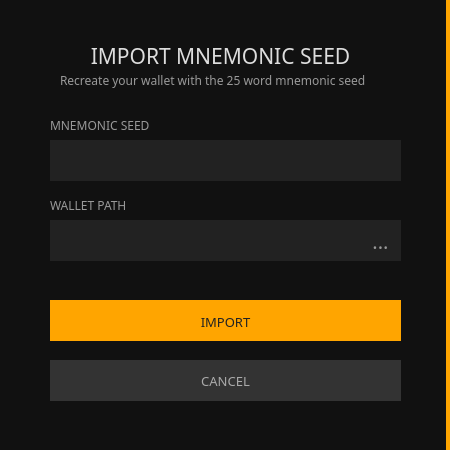
ConcealNetwork/conceal-desktop, file src/gui/ui/importseed.ui: the form before one commit.
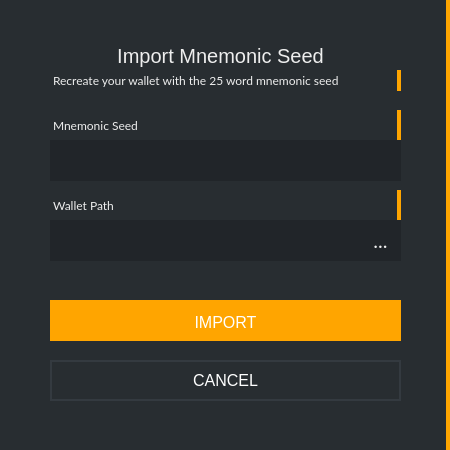
The form after the commit.

What changed in the file:
```diff
--- a/src/gui/ui/importseed.ui
+++ b/src/gui/ui/importseed.ui
@@ -14,7 +14,7 @@
    <string>Import :: Mnemonic Seed</string>
   </property>
   <property name="styleSheet">
-   <string notr="true">background-color: #111; color: #aaa; border: 0px;</string>
+   <string notr="true">background-color: #212529; color: #eee; border: 0px;</string>
   </property>
   <widget class="QGroupBox" name="groupBox">
    <property name="geometry">
@@ -26,7 +26,7 @@
     </rect>
    </property>
    <property name="styleSheet">
-    <string notr="true">background-color: #111; border-right: 4px solid orange;</string>
+    <string notr="true">background-color: #282d31; border-right: 4px solid orange;</string>
    </property>
    <property name="title">
     <string/>
@@ -34,21 +34,20 @@
    <widget class="QLabel" name="label_4">
     <property name="geometry">
      <rect>
-      <x>60</x>
+      <x>50</x>
       <y>70</y>
-      <width>331</width>
+      <width>351</width>
       <height>21</height>
      </rect>
     </property>
     <property name="font">
      <font>
-      <family>Poppins</family>
+      <family>Lato</family>
       <pointsize>9</pointsize>
      </font>
     </property>
     <property name="styleSheet">
-     <string notr="true">color: #999;
-border-right: 0px;</string>
+     <string notr="true">color: #eee;\nborder-right: 0px;\nfont-size: 12px;</string>
     </property>
     <property name="text">
      <string>Recreate your wallet with the 25 word mnemonic seed</string>
@@ -65,16 +64,16 @@
     </property>
     <property name="font">
      <font>
-      <family>Poppins</family>
-      <pointsize>16</pointsize>
+      <pointsize>-1</pointsize>
      </font>
     </property>
     <property name="styleSheet">
-     <string notr="true">color: #ddd;
-border-right: 0px;</string>
+     <string notr="true">color: #eee;
+border-right: 0px;
+font-size: 20px;</string>
     </property>
     <property name="text">
-     <string>IMPORT MNEMONIC SEED</string>
+     <string>Import Mnemonic Seed</string>
     </property>
     <property name="alignment">
      <set>Qt::AlignCenter</set>
@@ -85,22 +84,21 @@
      <rect>
       <x>50</x>
       <y>110</y>
-      <width>101</width>
+      <width>351</width>
       <height>31</height>
      </rect>
     </property>
     <property name="font">
      <font>
-      <family>Poppins</family>
+      <family>Lato</family>
       <pointsize>9</pointsize>
      </font>
     </property>
     <property name="styleSheet">
-     <string notr="true">color: #999;
-border-right: 0px;</string>
+     <string notr="true">color: #eee;\nborder-right: 0px;\nfont-size: 13px;</string>
     </property>
     <property name="text">
-     <string>MNEMONIC SEED</string>
+     <string>Mnemonic Seed</string>
     </property>
    </widget>
    <widget class="QLineEdit" name="m_seed">
@@ -120,12 +118,12 @@
     </property>
     <property name="font">
      <font>
-      <family>Poppins</family>
+      <family>Lato</family>
       <pointsize>9</pointsize>
      </font>
     </property>
     <property name="styleSheet">
-     <string notr="true">background-color: #222;
+     <string notr="true">background-color: #212529;
 border-right: 0px;
 color: #e5e5e5;
 padding: 5px;</string>
@@ -136,22 +134,21 @@
      <rect>
       <x>50</x>
       <y>190</y>
-      <width>91</width>
+      <width>351</width>
       <height>31</height>
      </rect>
     </property>
     <property name="font">
      <font>
-      <family>Poppins</family>
+      <family>Lato</family>
       <pointsize>9</pointsize>
      </font>
     </property>
     <property name="styleSheet">
-     <string notr="true">color: #999;
-border-right: 0px;</string>
+     <string notr="true">color: #eee;\nborder-right: 0px;\nfont-size: 13px;</string>
     </property>
     <property name="text">
-     <string>WALLET PATH</string>
+     <string>Wallet Path</string>
     </property>
    </widget>
    <widget class="QLineEdit" name="m_pathEdit">
@@ -171,12 +168,12 @@
     </property>
     <property name="font">
      <font>
-      <family>Poppins</family>
+      <family>Lato</family>
       <pointsize>9</pointsize>
      </font>
     </property>
     <property name="styleSheet">
-     <string notr="true">background-color: #222;
+     <string notr="true">background-color: #212529;
 border-right: 0px;
 color: #e5e5e5;
 padding: 5px;
@@ -200,13 +197,13 @@
     </property>
     <property name="font">
      <font>
-      <family>Poppins</family>
-      <pointsize>10</pointsize>
+      <pointsize>-1</pointsize>
      </font>
     </property>
     <property name="styleSheet">
-     <string notr="true">color: #222; background-color: orange; border-top: 3px solid orange;
-border-right: 0px;</string>
+     <string notr="true">color: white; background-color: orange; border-top: 3px solid orange;
+border-right: 0px;
+font-size: 16px;</string>
     </property>
     <property name="text">
      <string>IMPORT</string>
@@ -229,13 +226,11 @@
     </property>
     <property name="font">
      <font>
-      <family>Poppins</family>
-      <pointsize>10</pointsize>
+      <pointsize>-1</pointsize>
      </font>
     </property>
     <property name="styleSheet">
-     <string notr="true">color: #aaa; background-color: #333; 
-border-right: 0px;</string>
+     <string notr="true">color: white; border: 2px solid #343a40; font-size: 16px; background-color: #21259;</string>
     </property>
     <property name="text">
      <string>CANCEL</string>
@@ -252,14 +247,14 @@
     </property>
     <property name="font">
      <font>
-      <family>Poppins</family>
+      <family>Lato</family>
       <pointsize>15</pointsize>
      </font>
     </property>
     <property name="styleSheet">
-     <string notr="true">background-color: #222;
+     <string notr="true">background-color: #212529;
 border-right: 0px;
-color: #999;
+color: #eee;
 padding: 5px;
 </string>
     </property>
```
